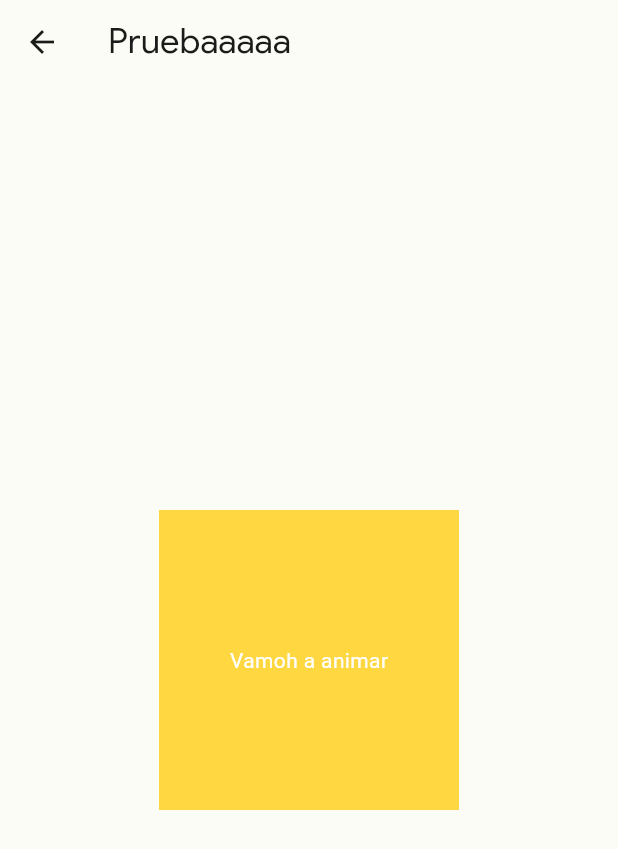
After one commit to david201606/project_coati, a Flutter app: the screen it shows after launch, after a tap on "Prueba de animacion", on a phone screen of 412 x 824 dp. The commit adds this screen. Shown: the top 849 px of the screen. Run offline on Flutter 3.47's test engine with Material 2 defaults, Android fonts, the phone set to English and light mode, and no system bars; our stand-ins replace cloud_firestore, firebase_auth, firebase_core, shared_preferences; accounts and stored records are empty; Roboto replaces fonts that are missing (GoogleSansText).

Commit message:
Nuevo juego

```diff
--- a/lib/src/nav/home_page.dart
+++ b/lib/src/nav/home_page.dart
@@ -1,4 +1,5 @@
 import 'package:coati/src/nav/Toca%20Toca.dart';
+import 'package:coati/src/nav/prueba.dart';
 import 'package:coati/src/nav/struggle_page.dart';
 import 'package:coati/src/nav/upOrDownPage.dart';
 import 'package:coati/src/utils/user_preferences.dart';
@@ -57,6 +58,19 @@ class HomePage extends StatelessWidget {
             Navigator.push(
               context,
               MaterialPageRoute(
+                builder: (context) => const prueba(),
+              ),
+            );
+          },
+          title: Text('Prueba de animacion'),
+          subtitle: Text('Juega y despues reta'),
+          leading: Icon(Icons.cached),
+        ),
+        ListTile(
+          onTap: () {
+            Navigator.push(
+              context,
+              MaterialPageRoute(
                 builder: (context) => const UpOrDown(),
               ),
             );
--- /dev/null
+++ b/lib/src/nav/prueba.dart
@@ -0,0 +1,36 @@
+import 'package:flutter/material.dart';
+import 'package:flutter/animation.dart';
+
+class prueba extends StatefulWidget {
+  const prueba({Key? key}) : super(key: key);
+
+  @override
+  State<prueba> createState() => _pruebaState();
+}
+
+class _pruebaState extends State<prueba> {
+  bool fullSize = false;
+  @override
+  Widget build(BuildContext context) {
+    return Scaffold(
+      appBar: AppBar(
+        title: Text('Pruebaaaaa'),
+      ),
+      body: Center(
+        child: AnimatedContainer(
+          duration: Duration(milliseconds: 1500),
+          color: Colors.amberAccent,
+          height: fullSize ? MediaQuery.of(context).size.height: 200,
+            width: fullSize ? MediaQuery.of(context).size.width: 200,
+            alignment: Alignment.center,
+            child: GestureDetector(
+              onTap: (){
+                setState((){
+                  fullSize=!fullSize;
+                });
+              },
+                child: Text('Vamoh a animar', style: TextStyle(color: Colors.white) ,))),
+      ),
+    );
+  }
+}
```
Also changed, not shown: lib/src/nav/Toca Toca.dart (+25 -10 lines).
